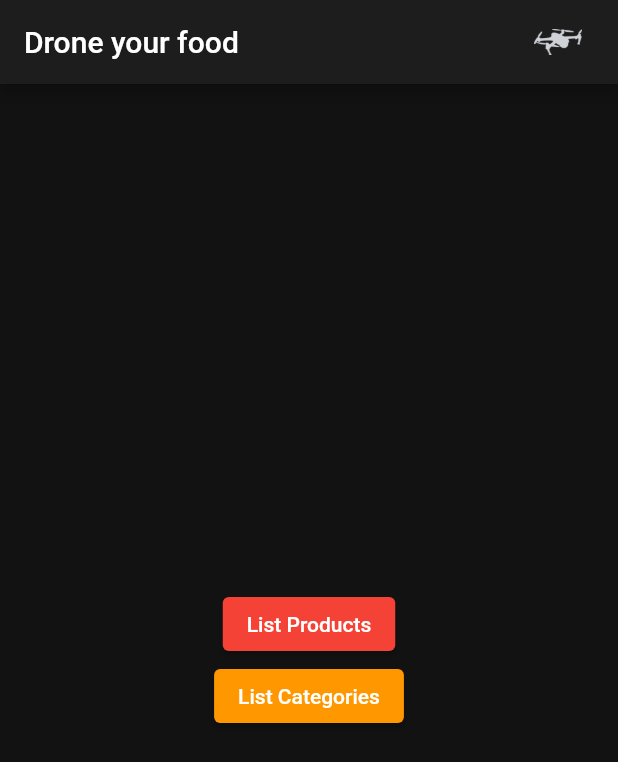
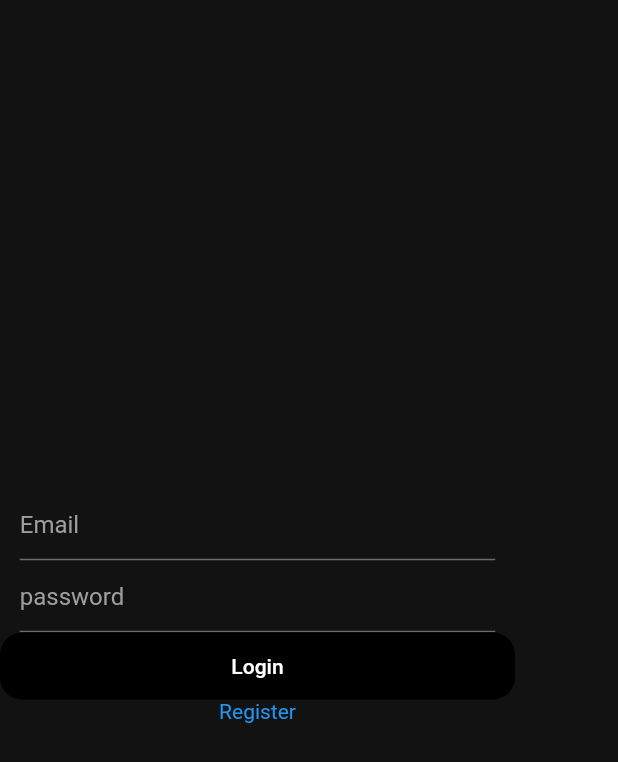
Before and after one commit to FEUP-ESOF-2020-21/open-cx-t1g3-pantufas, a Flutter app: the screen it shows after launch, on a phone screen of 412 x 824 dp. Shown: the top 762 px of the screen. Run offline on Flutter 3.47's test engine with Material 2 defaults, Android fonts, the phone set to English and light mode, and no system bars; our stand-ins replace cloud_firestore, firebase_auth, firebase_core; accounts and stored records are empty.

Commit message:
First implementation of signin and registration

```diff
--- /dev/null
+++ b/droneyourfood/lib/Authentication/Authentication.dart
@@ -0,0 +1,203 @@
+import 'package:droneyourfood/main.dart';
+import 'package:firebase_auth/firebase_auth.dart';
+import 'package:flutter/gestures.dart';
+import 'package:flutter/material.dart';
+
+class SignIn extends StatefulWidget {
+  @override
+  _SignInState createState() => _SignInState();
+}
+
+class _SignInState extends State<SignIn> {
+  TextEditingController _emailField = TextEditingController();
+  TextEditingController _passwordField = TextEditingController();
+  String error = "";
+
+  @override
+  Widget build(BuildContext context) {
+    return Scaffold(
+        body: Container(
+            child: Column(
+      mainAxisAlignment: MainAxisAlignment.center,
+      children: [
+        Container(
+          width: MediaQuery.of(context).size.width / 1.3,
+          child: TextFormField(
+            style: TextStyle(color: Colors.white),
+            controller: _emailField,
+            decoration: InputDecoration(
+              hintText: "Email",
+              hintStyle: TextStyle(
+                color: Colors.grey,
+              ),
+            ),
+          ),
+        ),
+        Container(
+          width: MediaQuery.of(context).size.width / 1.3,
+          child: TextFormField(
+            style: TextStyle(color: Colors.white),
+            controller: _passwordField,
+            obscureText: true,
+            decoration: InputDecoration(
+              hintText: "password",
+              hintStyle: TextStyle(
+                color: Colors.grey,
+              ),
+            ),
+          ),
+        ),
+        Container(
+            width: MediaQuery.of(context).size.width / 1.2,
+            height: 45,
+            decoration: BoxDecoration(
+              borderRadius: BorderRadius.circular(15.0),
+              color: Colors.black,
+            ),
+            child: MaterialButton(
+                onPressed: () async {
+                  try {
+                    await FirebaseAuth.instance.signInWithEmailAndPassword(
+                        email: _emailField.text, password: _passwordField.text);
+                    //Only works if the user signs in
+                    Navigator.push(
+                      context,
+                      MaterialPageRoute(
+                        builder: (context) =>
+                            MyHomePage(title: "Drone your food"),
+                      ),
+                    );
+                  } on FirebaseAuthException catch (e) {
+                    if (e.code == 'user-not-found') {
+                      setState(() {
+                        error = "User not found";
+                      });
+                      debugPrint('No user found for that email.');
+                    } else if (e.code == 'wrong-password') {
+                      setState(() {
+                        error = "Wrong password";
+                      });
+                      debugPrint('Wrong password provided for that user.');
+                    } else {
+                      setState(() {
+                        error = "Unknown error";
+                      });
+                      debugPrint(e.code);
+                    }
+                  }
+                },
+                child: Text("Login"))),
+        Container(
+          child: RichText(
+              text: TextSpan(
+                  text: 'Register',
+                  style: TextStyle(color: Colors.blue),
+                  recognizer: TapGestureRecognizer()
+                    ..onTap = () {
+                      Navigator.push(
+                        context,
+                        MaterialPageRoute(
+                          builder: (context) => Register(),
+                        ),
+                      );
+                    })),
+        ),
+        Container(
+          child: Text(error, style: TextStyle(color: Colors.red)),
+        )
+      ],
+    )));
+  }
+}
+
+class Register extends StatefulWidget {
+  @override
+  _RegisterState createState() => _RegisterState();
+}
+
+class _RegisterState extends State<Register> {
+  TextEditingController _emailField = TextEditingController();
+  TextEditingController _passwordField = TextEditingController();
+  String error = "";
+
+  @override
+  Widget build(BuildContext context) {
+    return Scaffold(
+        body: Container(
+            child: Column(
+      mainAxisAlignment: MainAxisAlignment.center,
+      children: [
+        Container(
+          width: MediaQuery.of(context).size.width / 1.3,
+          child: TextFormField(
+            style: TextStyle(color: Colors.white),
+            controller: _emailField,
+            decoration: InputDecoration(
+              hintText: "Email",
+              hintStyle: TextStyle(
+                color: Colors.grey,
+              ),
+            ),
+          ),
+        ),
+        Container(
+          width: MediaQuery.of(context).size.width / 1.3,
+          child: TextFormField(
+            style: TextStyle(color: Colors.white),
+            controller: _passwordField,
+            obscureText: true,
+            decoration: InputDecoration(
+              hintText: "password",
+              hintStyle: TextStyle(
+                color: Colors.grey,
+              ),
+            ),
+          ),
+        ),
+        Container(
+            width: MediaQuery.of(context).size.width / 1.2,
+            height: 45,
+            decoration: BoxDecoration(
+              borderRadius: BorderRadius.circular(15.0),
+              color: Colors.black,
+            ),
+            child: MaterialButton(
+                onPressed: () async {
+                  try {
+                    await FirebaseAuth.instance.createUserWithEmailAndPassword(
+                        email: _emailField.text, password: _passwordField.text);
+                    //Only works if the user signs in
+                    Navigator.push(
+                      context,
+                      MaterialPageRoute(
+                        builder: (context) =>
+                            MyHomePage(title: "Drone your food"),
+                      ),
+                    );
+                  } on FirebaseAuthException catch (e) {
+                    if (e.code == 'weak-password') {
+                      setState(() {
+                        error = 'The password provided is too weak.';
+                      });
+                      debugPrint('The password provided is too weak.');
+                    } else if (e.code == 'email-already-in-use') {
+                      setState(() {
+                        error = 'The account already exists for that email.';
+                      });
+                      debugPrint('The account already exists for that email.');
+                    } else {
+                      setState(() {
+                        error = "Unknown error";
+                      });
+                      debugPrint(e.code);
+                    }
+                  }
+                },
+                child: Text("Register"))),
+        Container(
+          child: Text(error, style: TextStyle(color: Colors.red)),
+        )
+      ],
+    )));
+  }
+}
--- a/droneyourfood/lib/main.dart
+++ b/droneyourfood/lib/main.dart
@@ -1,3 +1,4 @@
+import 'package:droneyourfood/Authentication/Authentication.dart';
 import 'package:droneyourfood/Shopping/Shopping.dart';
 import 'package:flutter/material.dart';
 import 'package:firebase_core/firebase_core.dart';
@@ -56,7 +57,8 @@ class MyApp extends StatelessWidget {
                   brightness: Brightness.dark),
               scaffoldBackgroundColor: swatch.shade900,
             ),
-            home: MyHomePage(title: 'Drone your food'),
+            //home: MyHomePage(title: 'Drone your food'),
+            home: SignIn(),
           );
         }
         // Otherwise, show something whilst waiting for initialization to complete
```
